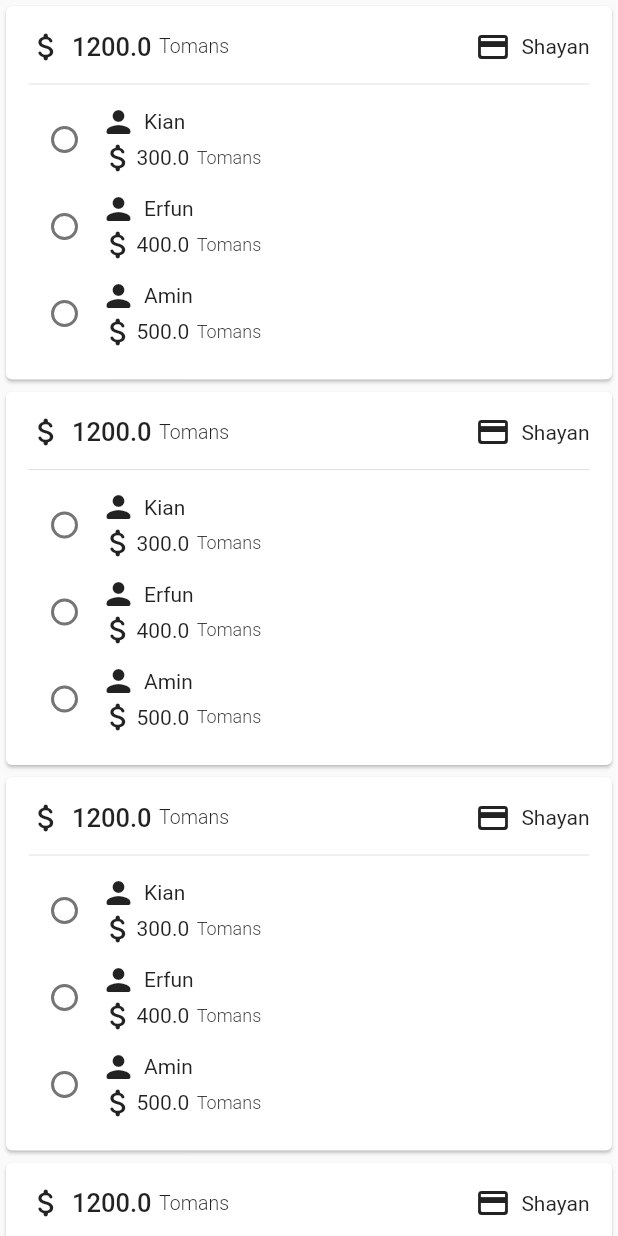
After one commit to i4mShayan/MyDormLifeApp, a Flutter app: the SpendsPage screen opened directly, on a phone screen of 412 x 824 dp. The commit adds this screen. Run offline on Flutter 3.47's test engine with Material 2 defaults, Android fonts, the phone set to English and light mode, and no system bars.

Commit message:
Add spend card

```diff
--- /dev/null
+++ b/lib/items/spend_card.dart
@@ -0,0 +1,102 @@
+import 'package:flutter/material.dart';
+
+class SpendCard extends StatefulWidget {
+  String paidBy;
+  Map<String, double> everyoneSpentMoney;
+  SpendCard({Key? key, required this.paidBy, required this.everyoneSpentMoney}) : super(key: key);
+
+  @override
+  State<SpendCard> createState() => _SpendCardState();
+}
+
+class _SpendCardState extends State<SpendCard> {
+
+
+  late Map<String, bool> hasPaid;
+
+  @override
+  void initState(){
+    super.initState();
+    hasPaid={};
+    widget.everyoneSpentMoney.forEach((key, value) {
+      hasPaid.addAll({key : false});
+    });
+  }
+  double sumOfSpent(){
+    double sum=0;
+    widget.everyoneSpentMoney.forEach((key, value) {
+      sum+=value;
+    });
+    return sum;
+  }
+
+  @override
+  Widget build(BuildContext context) {
+    return Card(
+      child: Padding(
+        padding: const EdgeInsets.all(15),
+        child: Column(
+          children: [
+            Row(
+              children: [
+                Icon(Icons.attach_money_rounded),
+                SizedBox(width: 5,),
+                Text(sumOfSpent().toString(), style: TextStyle(fontSize: 17, fontWeight: FontWeight.w500),),
+                SizedBox(width: 5,),
+                Text("Tomans",  style: TextStyle(fontSize: 13, fontWeight: FontWeight.w300),),
+                Spacer(),
+                Icon(Icons.credit_card_rounded),
+                SizedBox(width: 7,),
+                Text(widget.paidBy),
+              ],
+            ),
+            SizedBox(height: 5,),
+            Divider(),
+            Column(
+              children: widget.everyoneSpentMoney.keys.map((person) =>
+                  Padding(
+                    padding: const EdgeInsets.symmetric(vertical: 5),
+                    child: Row(
+                      children: [
+                        Checkbox(
+                          checkColor: Colors.white,
+                          activeColor: Colors.black87,
+                          shape: CircleBorder(),
+                          value: hasPaid[person],
+                          onChanged: (bool? value) {
+                            setState(() {
+                              hasPaid[person]=value!;
+                            });
+                          },
+                        ),
+                        Column(
+                          crossAxisAlignment: CrossAxisAlignment.start,
+                          children: [
+                            Row(
+                              children: [
+                                Icon(Icons.person_rounded),
+                                SizedBox(width: 5,),
+                                Text(person, style: TextStyle(decoration: (hasPaid[person]! ? TextDecoration.lineThrough:null)),),
+                              ],
+                            ),
+                            Row(
+                              children: [
+                                Icon(Icons.attach_money_rounded),
+                                Text(widget.everyoneSpentMoney[person].toString(), style: TextStyle(decoration: (hasPaid[person]! ? TextDecoration.lineThrough:null)),),
+                                SizedBox(width: 5,),
+                                Text("Tomans",  style: TextStyle(fontSize: 12, fontWeight: FontWeight.w300, decoration: (hasPaid[person]! ? TextDecoration.lineThrough:null)),),
+                              ],
+                            ),
+                          ],
+                        ),
+                      ],
+                    ),
+                  )
+              ).toList(),
+            )
+          ],
+        ),
+      ),
+    );
+  }
+}
--- a/lib/screens/navigation_page.dart
+++ b/lib/screens/navigation_page.dart
@@ -1,5 +1,7 @@
 import 'package:flutter/material.dart';
+import 'package:flutter/services.dart';
 import 'package:my_dorm_life/items/add_floating_action_menu.dart';
+import 'package:my_dorm_life/screens/spends_page.dart';
 import 'package:my_dorm_life/screens/test_screen.dart';
 
 class NavigationPage extends StatefulWidget {
@@ -18,7 +20,7 @@ class _NavigationPageState extends State<NavigationPage> {
 
   final PageStorageBucket bucket=PageStorageBucket();
   Widget currentScreen=const TestScreen();
-
+  AddFloatingMenu addFloatingMenu=AddFloatingMenu();
 
   final List<Map<String, dynamic>> _leftButtons=[
     {
@@ -34,7 +36,7 @@ class _NavigationPageState extends State<NavigationPage> {
       'icon' : Icons.attach_money_sharp,
       'icon_size' : 30.0,
       'text' : 'Spends',
-      'screen' : TestScreen(),
+      'screen' : SpendsPage(),
       'tab' : 1,
     },
   ];
@@ -61,7 +63,17 @@ class _NavigationPageState extends State<NavigationPage> {
 
   @override
   Widget build(BuildContext context) {
+    SystemChrome.setSystemUIOverlayStyle(SystemUiOverlayStyle(
+        statusBarColor: Theme.of(context).appBarTheme.backgroundColor,
+    ));
     return Scaffold(
+      appBar: AppBar(
+        leading: Icon(Icons.bed_rounded, size: 30,),
+        titleSpacing: 0,
+        title: Text('My Dorm Life'),
+        elevation: 0,
+        // toolbarHeight: 50,
+      ),
       body: PageStorage(
         bucket: bucket,
         child: currentScreen,
--- /dev/null
+++ b/lib/screens/spends_page.dart
@@ -0,0 +1,28 @@
+import 'package:flutter/material.dart';
+import 'package:my_dorm_life/items/spend_card.dart';
+
+class SpendsPage extends StatefulWidget {
+  const SpendsPage({Key? key}) : super(key: key);
+
+  @override
+  State<SpendsPage> createState() => _SpendsPageState();
+}
+
+class _SpendsPageState extends State<SpendsPage> {
+  @override
+  Widget build(BuildContext context) {
+    return Scaffold(
+      body: ListView.builder(
+        itemCount: 30,
+        itemBuilder: (context, index) => SpendCard(
+          paidBy: 'Shayan',
+          everyoneSpentMoney: {
+            'Kian': 300,
+            'Erfun': 400,
+            'Amin': 500,
+          },
+        ),
+      ),
+    );
+  }
+}
--- a/lib/screens/test_screen.dart
+++ b/lib/screens/test_screen.dart
@@ -6,7 +6,6 @@ class TestScreen extends StatelessWidget {
   @override
   Widget build(BuildContext context) {
     return Scaffold(
-      appBar: AppBar(title: const Text("test screen"),),
     );
   }
 }
```
Also changed, not shown: pubspec.yaml (+3 -4 lines), assets/images/bed_icon.png (added), 10 other files.
